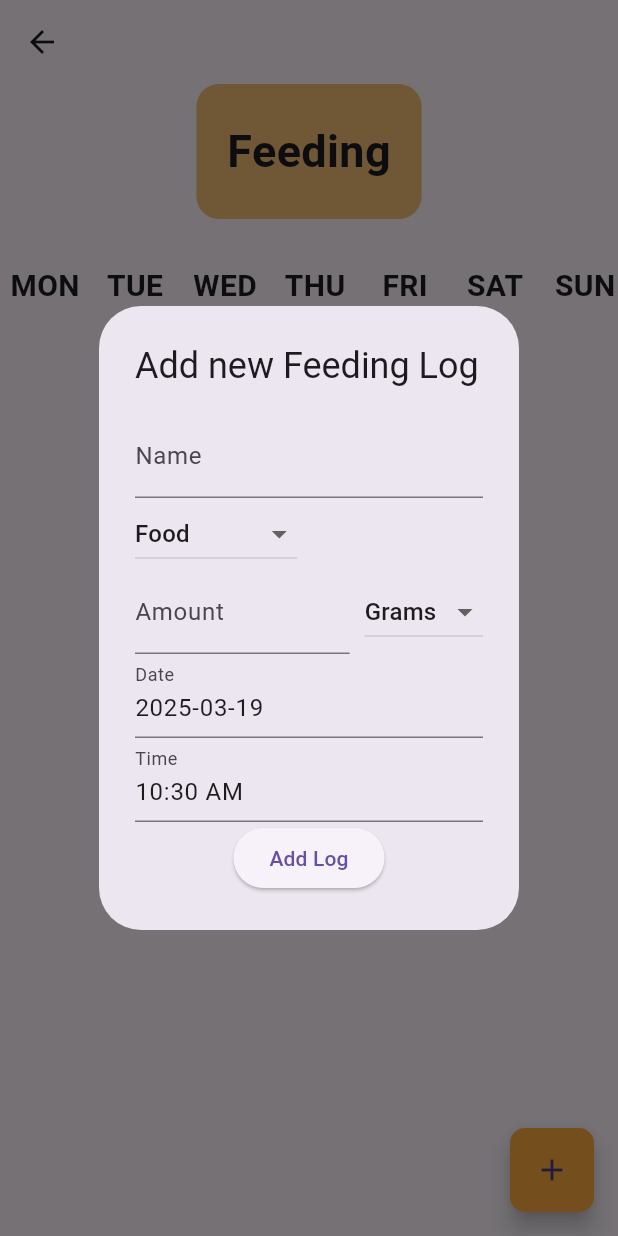
After one commit to Evelyyn-14/PetCareApp, a Flutter app: the screen it shows after launch, after a tap on the "add" icon, on a phone screen of 412 x 824 dp. The commit adds this screen. Run offline on Flutter 3.47's test engine with Material 3 defaults, Android fonts, the phone set to English and light mode, and no system bars; our stand-ins replace sqflite; accounts and stored records are empty.

Commit message:
Added Feeding screen with the functionality to add and delete

```diff
--- /dev/null
+++ b/lib/feeding_screen.dart
@@ -0,0 +1,398 @@
+import 'package:flutter/material.dart';
+import 'database_helper.dart';
+
+class FeedingScreen extends StatefulWidget {
+  const FeedingScreen({super.key});
+
+  @override
+  State<FeedingScreen> createState() => _FeedingScreenState();
+}
+
+class _FeedingScreenState extends State<FeedingScreen> {
+  List<String> weekdays = ['MON', 'TUE', 'WED', 'THU', 'FRI', 'SAT', 'SUN'];
+
+  Color activeCardColor = Color.fromARGB(255, 244, 189, 118);
+  Color inactiveCardColor = Color.fromARGB(228, 252, 239, 165);
+
+  Color activeTextColor = Colors.black;
+  Color inactiveTextColor = Colors.white;
+
+  String _selectedType = 'Food';
+  String _selectedUnit = 'Grams';
+  DateTime _selectedDate = DateTime.now();
+  TimeOfDay _selectedTime = TimeOfDay.now();
+
+  List<Map<String, String>> _feedings = [];
+
+  void _addFeeding() {
+    TextEditingController nameController = TextEditingController();
+    TextEditingController amountController = TextEditingController();
+
+    showDialog(
+      context: context,
+      builder: (BuildContext context) {
+        return AlertDialog(
+          title: Text('Add new Feeding Log'),
+          content: Column(
+            mainAxisSize: MainAxisSize.min,
+            children: [
+              TextField(
+                controller: nameController,
+                decoration: InputDecoration(labelText: 'Name'),
+              ),
+              Align(
+                alignment: Alignment.centerLeft,
+                child: StatefulBuilder(
+                  builder: (BuildContext context, StateSetter setState) {
+                    return DropdownButton<String>(
+                      value: _selectedType,
+                      items: [
+                        DropdownMenuItem(child: Text('Food'), value: 'Food'),
+                        DropdownMenuItem(child: Text('Water'), value: 'Water'),
+                        DropdownMenuItem(child: Text('Treat'), value: 'Treat'),
+                        DropdownMenuItem(child: Text('Other'), value: 'Other'),
+                      ],
+                      onChanged: (value) {
+                        setState(() {
+                          _selectedType = value!;
+                        });
+                      },
+                      hint: Text('Select Type'),
+                    );
+                  },
+                ),
+              ),
+              Row(
+                children: [
+                  Expanded(
+                    child: TextField(
+                      controller: amountController,
+                      decoration: InputDecoration(labelText: 'Amount'),
+                      keyboardType: TextInputType.number,
+                    ),
+                  ),
+                  SizedBox(width: 10),
+                  StatefulBuilder(
+                    builder: (BuildContext context, StateSetter setState) {
+                      return DropdownButton<String>(
+                        value: _selectedUnit,
+                        items: [
+                          DropdownMenuItem(child: Text('Grams'), value: 'Grams'),
+                          DropdownMenuItem(child: Text('Ounces'), value: 'Ounces'),
+                          DropdownMenuItem(child: Text('Pieces'), value: 'Pieces'),
+                        ],
+                        onChanged: (value) {
+                          setState(() {
+                            _selectedUnit = value!;
+                          });
+                        },
+                      );
+                    },
+                  ),
+                ],
+              ),
+              TextField(
+                decoration: InputDecoration(labelText: 'Date'),
+                onTap: () async {
+                  DateTime? pickedDate = await showDatePicker(
+                    context: context,
+                    initialDate: _selectedDate,
+                    firstDate: DateTime(2000),
+                    lastDate: DateTime(2101),
+                  );
+                  if (pickedDate != null) {
+                    setState(() {
+                      _selectedDate = pickedDate;
+                    });
+                  }
+                },
+                readOnly: true,
+                controller: TextEditingController(
+                  text: "${_selectedDate.toLocal()}".split(' ')[0],
+                ),
+              ),
+              TextField(
+                decoration: InputDecoration(labelText: 'Time'),
+                onTap: () async {
+                  TimeOfDay? pickedTime = await showTimePicker(
+                    context: context,
+                    initialTime: _selectedTime,
+                  );
+                  if (pickedTime != null) {
+                    setState(() {
+                      _selectedTime = pickedTime;
+                    });
+                  }
+                },
+                readOnly: true,
+                controller: TextEditingController(
+                  text: _selectedTime.format(context),
+                ),
+              ),
+              ElevatedButton(
+                onPressed: () {
+                  setState(() {
+                    _feedings.add({
+                      'name': nameController.text,
+                      'amount': amountController.text,
+                      'unit': _selectedUnit,
+                      'date': "${_selectedDate.toLocal()}".split(' ')[0],
+                      'time': _selectedTime.format(context),
+                    });
+                  });
+                  Navigator.of(context).pop();
+                },
+                child: Text('Add Log'),
+              ),
+            ],
+          ),
+        );
+      },
+    );
+  }
+
+  void _editFeeding(int index) {
+    TextEditingController nameController = TextEditingController(text: _feedings[index]['name']);
+    TextEditingController amountController = TextEditingController(text: _feedings[index]['amount']);
+    String selectedType = _feedings[index]['type']!;
+    String selectedUnit = _feedings[index]['unit']!;
+    DateTime selectedDate = DateTime.parse(_feedings[index]['date']!);
+    TimeOfDay selectedTime = TimeOfDay(
+      hour: int.parse(_feedings[index]['time']!.split(":")[0]),
+      minute: int.parse(_feedings[index]['time']!.split(":")[1]),
+    );
+
+    showDialog(
+      context: context,
+      builder: (BuildContext context) {
+        return AlertDialog(
+          title: Text('Edit Log'),
+          content: StatefulBuilder(
+            builder: (BuildContext context, StateSetter setState) {
+              return Column(
+                mainAxisSize: MainAxisSize.min,
+                children: [
+                  TextField(
+                    controller: nameController,
+                    decoration: InputDecoration(labelText: 'Name'),
+                  ),
+                  DropdownButton<String>(
+                    value: selectedType,
+                    items: [
+                      DropdownMenuItem(child: Text('Food'), value: 'Food'),
+                      DropdownMenuItem(child: Text('Water'), value: 'Water'),
+                      DropdownMenuItem(child: Text('Medicine'), value: 'Medicine'),
+                      DropdownMenuItem(child: Text('Treat'), value: 'Treat'),
+                      DropdownMenuItem(child: Text('Other'), value: 'Other'),
+                    ],
+                    onChanged: (value) {
+                      setState(() {
+                        selectedType = value!;
+                      });
+                    },
+                    hint: Text('Select Type'),
+                  ),
+                  Row(
+                    children: [
+                      Expanded(
+                        child: TextField(
+                          controller: amountController,
+                          decoration: InputDecoration(labelText: 'Amount'),
+                          keyboardType: TextInputType.number,
+                        ),
+                      ),
+                      SizedBox(width: 10),
+                      DropdownButton<String>(
+                        value: selectedUnit,
+                        items: [
+                          DropdownMenuItem(child: Text('grams'), value: 'grams'),
+                          DropdownMenuItem(child: Text('ounces'), value: 'ounces'),
+                          DropdownMenuItem(child: Text('pieces'), value: 'pieces'),
+                        ],
+                        onChanged: (value) {
+                          setState(() {
+                            selectedUnit = value!;
+                          });
+                        },
+                      ),
+                    ],
+                  ),
+                  TextField(
+                    decoration: InputDecoration(labelText: 'Date'),
+                    onTap: () async {
+                      DateTime? pickedDate = await showDatePicker(
+                        context: context,
+                        initialDate: selectedDate,
+                        firstDate: DateTime(2000),
+                        lastDate: DateTime(2101),
+                      );
+                      if (pickedDate != null) {
+                        setState(() {
+                          selectedDate = pickedDate;
+                        });
+                      }
+                    },
+                    readOnly: true,
+                    controller: TextEditingController(
+                      text: "${selectedDate.toLocal()}".split(' ')[0],
+                    ),
+                  ),
+                  TextField(
+                    decoration: InputDecoration(labelText: 'Time'),
+                    onTap: () async {
+                      TimeOfDay? pickedTime = await showTimePicker(
+                        context: context,
+                        initialTime: selectedTime,
+                      );
+                      if (pickedTime != null) {
+                        setState(() {
+                          selectedTime = pickedTime;
+                        });
+                      }
+                    },
+                    readOnly: true,
+                    controller: TextEditingController(
+                      text: selectedTime.format(context),
+                    ),
+                  ),
+                  ElevatedButton(
+                    onPressed: () {
+                      setState(() {
+                        _feedings[index] = {
+                          'name': nameController.text,
+                          'type': selectedType,
+                          'amount': amountController.text,
+                          'unit': selectedUnit,
+                          'date': "${selectedDate.toLocal()}".split(' ')[0],
+                          'time': selectedTime.format(context),
+                        };
+                      });
+                      Navigator.of(context).pop();
+                    },
+                    child: Text('Save Changes'),
+                  ),
+                ],
+              );
+            },
+          ),
+        );
+      },
+    );
+  }
+
+  void _deleteFeeding(int index) {
+    setState(() {
+      _feedings.removeAt(index);
+    });
+  }
+
+  @override
+  Widget build(BuildContext context) {
+    return Scaffold(
+      appBar: AppBar(
+        leading: IconButton(
+          icon: Icon(Icons.arrow_back),
+          onPressed: () => Null,
+        ),
+      ),
+      body: Column(
+        children: [
+          Align(
+            alignment: Alignment.topCenter,
+            child: Container(
+              margin: const EdgeInsets.only(top: 0),
+              width: 150,
+              height: 90,
+              decoration: BoxDecoration(
+                color: const Color.fromARGB(255, 244, 189, 118),
+                borderRadius: BorderRadius.circular(15),
+              ),
+              child: Center(
+                child: Text(
+                  'Feeding',
+                  style: TextStyle(
+                    fontSize: 30,
+                    fontWeight: FontWeight.bold,
+                  ),
+                )
+              )
+            ),
+          ),
+          SizedBox(height: 20),
+          SizedBox(
+            height: 50,
+            width: double.infinity,
+            child: ListView.builder(
+              scrollDirection: Axis.horizontal,
+              itemCount: weekdays.length,
+              itemBuilder: (BuildContext context, int index) {
+                return Container(
+                  margin: const EdgeInsets.only(left: 5, right: 5),
+                  height: 70,
+                  width: 50,
+                  decoration: BoxDecoration(
+                    borderRadius: BorderRadius.circular(10),
+                  ),
+                  child: Column(
+                    children: [
+                      const SizedBox(height: 10),
+                      Text(
+                        weekdays[index],
+                        style: TextStyle(
+                          fontSize: 20,
+                          fontWeight: FontWeight.bold,
+                        ),
+                      ),
+                    ],
+                  ),
+                );
+              },
+            ),
+          ),
+          Expanded(
+            child: ListView.builder(
+              itemCount: _feedings.length,
+              itemBuilder: (context, index) {
+                final feeding = _feedings[index];
+                return ListTile(
+                  title: Text('${feeding['name']} - ${feeding['amount']} ${feeding['unit']}'),
+                  subtitle: Text('${feeding['date']} at ${feeding['time']}'),
+                  trailing: PopupMenuButton<String>(
+                    onSelected: (value) {
+                      if (value == 'edit') {
+                        _editFeeding(index);
+                      } else if (value == 'delete') {
+                        _deleteFeeding(index);
+                      }
+                    },
+                    itemBuilder: (BuildContext context) {
+                      return [
+                        PopupMenuItem(
+                          value: 'edit',
+                          child: Text('Edit'),
+                        ),
+                        PopupMenuItem(
+                          value: 'delete',
+                          child: Text('Delete'),
+                        ),
+                      ];
+                    },
+                  ),
+                );
+              },
+            ),
+          ),
+        ],
+      ),
+      floatingActionButton: FloatingActionButton(
+        onPressed: _addFeeding,
+        splashColor: Colors.white,
+        shape: RoundedRectangleBorder(
+          borderRadius: BorderRadius.circular(10),
+        ),
+        backgroundColor: Colors.orangeAccent,
+        child: Icon(Icons.add),
+      ),
+    );
+  }
+}
--- a/lib/main.dart
+++ b/lib/main.dart
@@ -1,18 +1,17 @@
 import 'package:flutter/material.dart';
-// import 'setting_screen.dart';
-import 'welcome_screen.dart';
+import 'package:pet_care_app/feeding_screen.dart';
 
 void main() {
   runApp(MyApp());
 }
+
 class MyApp extends StatelessWidget {
   const MyApp({super.key});
 
   @override
   Widget build(BuildContext context) {
     return MaterialApp(
-      // home: SettingScreen(),
-      home: WelcomeScreen(),
+      home: FeedingScreen(),
     );
   }
 }
```
Also changed, not shown: lib/welcome_screen.dart (+1 -40 lines).
